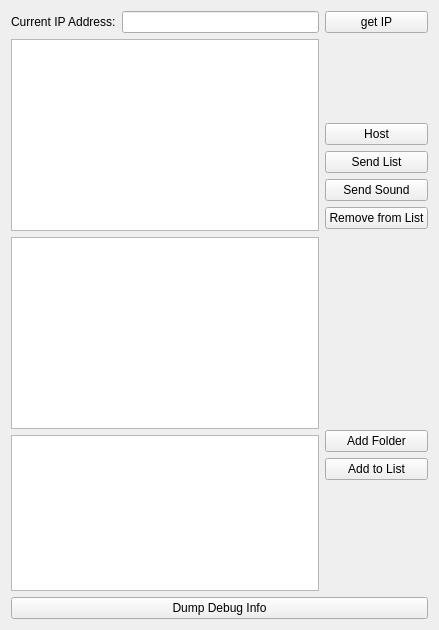
First picture: the form in MusicHost/musichost.ui, repository yoyourmister/TinaS, before the edit.
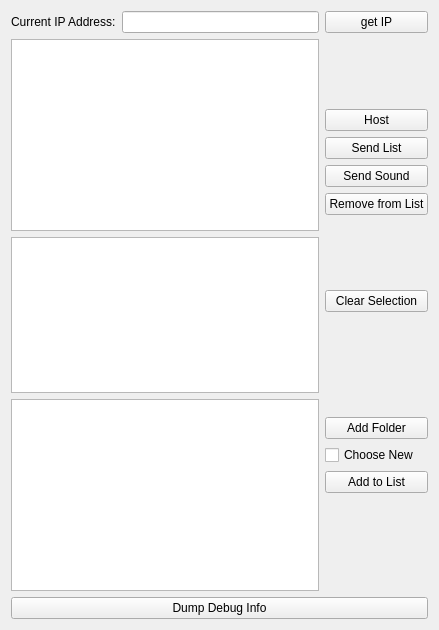
Second picture: the form after the edit.

```diff
--- a/MusicHost/musichost.ui
+++ b/MusicHost/musichost.ui
@@ -78,6 +78,13 @@
          </property>
         </spacer>
        </item>
+       <item>
+        <widget class="QPushButton" name="but_clearSelection">
+         <property name="text">
+          <string>Clear Selection</string>
+         </property>
+        </widget>
+       </item>
       </layout>
      </item>
      <item row="2" column="0" rowspan="2">
@@ -98,7 +105,7 @@
        <item>
         <widget class="QListWidget" name="listWidget_allSongs">
          <property name="sizePolicy">
-          <sizepolicy hsizetype="Expanding" vsizetype="Minimum">
+          <sizepolicy hsizetype="Expanding" vsizetype="Expanding">
            <horstretch>0</horstretch>
            <verstretch>0</verstretch>
           </sizepolicy>
@@ -112,7 +119,14 @@
         </widget>
        </item>
        <item>
-        <widget class="QListWidget" name="listWidget_Clients"/>
+        <widget class="QListWidget" name="listWidget_Clients">
+         <property name="sizePolicy">
+          <sizepolicy hsizetype="Expanding" vsizetype="Minimum">
+           <horstretch>0</horstretch>
+           <verstretch>0</verstretch>
+          </sizepolicy>
+         </property>
+        </widget>
        </item>
       </layout>
      </item>
@@ -141,6 +155,13 @@
          </property>
         </widget>
        </item>
+       <item>
+        <widget class="QCheckBox" name="check_ChooseNewFolder">
+         <property name="text">
+          <string>Choose New</string>
+         </property>
+        </widget>
+       </item>
        <item>
         <widget class="QPushButton" name="but_addToList">
          <property name="toolTip">
```
